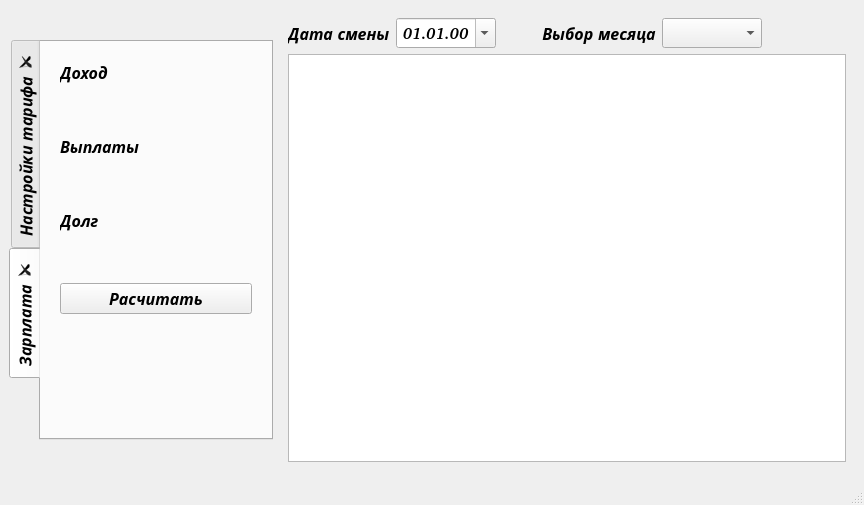
This is my_form.ui in pAVlicSim/salary_of_taxi_1.2 as Qt 5 draws it before an edit. The edited form follows.
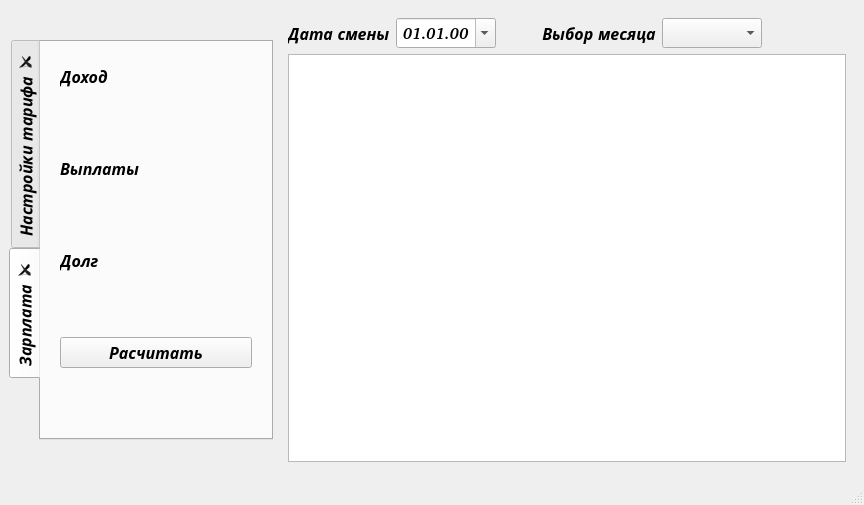
This is the edited form.

```diff
--- a/my_form.ui
+++ b/my_form.ui
@@ -235,6 +235,12 @@
           </property>
           <item>
            <widget class="QLabel" name="label_6">
+            <property name="minimumSize">
+             <size>
+              <width>0</width>
+              <height>30</height>
+             </size>
+            </property>
             <property name="text">
              <string>Доход</string>
             </property>
@@ -245,6 +251,12 @@
             <property name="enabled">
              <bool>true</bool>
             </property>
+            <property name="minimumSize">
+             <size>
+              <width>0</width>
+              <height>30</height>
+             </size>
+            </property>
             <property name="frameShape">
              <enum>QFrame::NoFrame</enum>
             </property>
@@ -277,6 +289,12 @@
           </item>
           <item>
            <widget class="QLabel" name="label_7">
+            <property name="minimumSize">
+             <size>
+              <width>0</width>
+              <height>30</height>
+             </size>
+            </property>
             <property name="text">
              <string>Выплаты</string>
             </property>
@@ -287,6 +305,12 @@
             <property name="enabled">
              <bool>true</bool>
             </property>
+            <property name="minimumSize">
+             <size>
+              <width>0</width>
+              <height>30</height>
+             </size>
+            </property>
             <property name="text">
              <string/>
             </property>
@@ -313,6 +337,12 @@
           </item>
           <item>
            <widget class="QLabel" name="label_9">
+            <property name="minimumSize">
+             <size>
+              <width>0</width>
+              <height>30</height>
+             </size>
+            </property>
             <property name="text">
              <string>Долг</string>
             </property>
@@ -323,6 +353,12 @@
             <property name="enabled">
              <bool>true</bool>
             </property>
+            <property name="minimumSize">
+             <size>
+              <width>0</width>
+              <height>30</height>
+             </size>
+            </property>
             <property name="text">
              <string/>
             </property>
```
Left out of the diff: 20 changed lines with no effect on the pictures.
